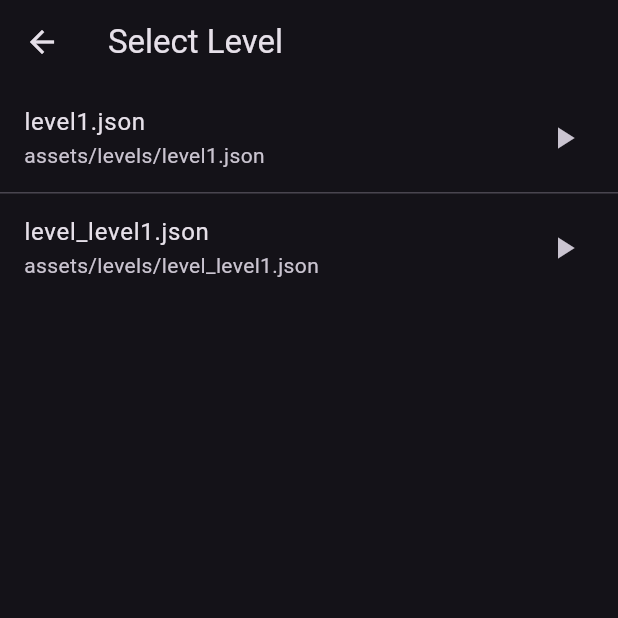
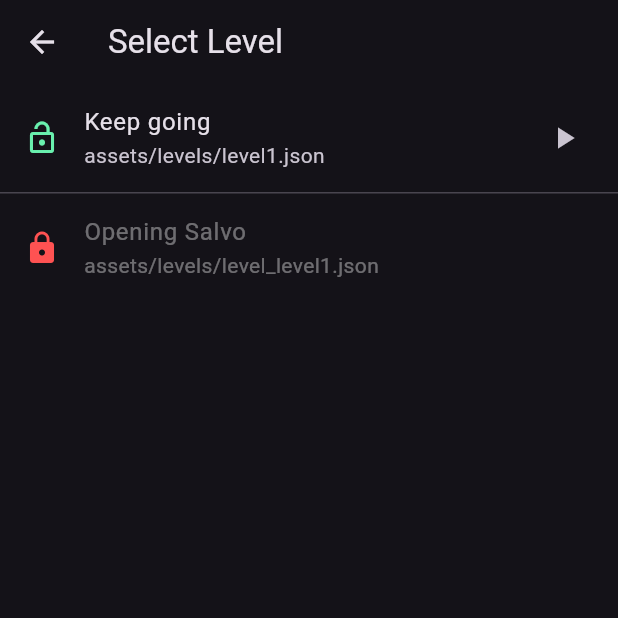
Before and after one commit to e-rook/Retaliation, a Flutter app: the screen it shows after launch, after a tap on "Levels", on a phone screen of 412 x 824 dp, the top half of it. Run offline on Flutter 3.47's test engine with Material 3 defaults, Android fonts, the phone set to English and light mode, and no system bars; our stand-ins replace share_plus, shared_preferences.

Commit message:
Levels progression: add 'name' to level JSON, ordered levels file (assets/levels/levels.json), level picker shows order with lock state, unlock next level on win, persist progress with shared_preferences. Bootstrap from ordered list.

```diff
--- a/assets/levels/level1.json
+++ b/assets/levels/level1.json
@@ -1,6 +1,6 @@
 {
   "id": "level1",
-  "title": "Opening Salvo",
+  "title": "Keep going",
   "description": "You command the aliens. Tap an alien to fire. The ship fights back and will try to dodge. Destroy the ship before time runs out.",
   "winMessage": "Ship destroyed. Well done!",
   "loseMessage": "Time's up! The ship survived.",
--- /dev/null
+++ b/assets/levels/levels.json
@@ -0,0 +1,6 @@
+{
+  "levels": [
+    "assets/levels/level1.json",
+    "assets/levels/level_level1.json"
+  ]
+}
--- a/lib/designer/level_select_page.dart
+++ b/lib/designer/level_select_page.dart
@@ -1,6 +1,8 @@
-import 'dart:convert';
 import 'package:flutter/material.dart';
-import 'package:flutter/services.dart';
+import 'package:shared_preferences/shared_preferences.dart';
+
+import '../game/level_list.dart';
+import '../game/level.dart';
 
 class LevelSelectPage extends StatefulWidget {
   const LevelSelectPage({super.key});
@@ -10,7 +12,8 @@ class LevelSelectPage extends StatefulWidget {
 }
 
 class _LevelSelectPageState extends State<LevelSelectPage> {
-  late Future<List<String>> _levelsFuture;
+  late Future<List<_Entry>> _levelsFuture;
+  int _unlocked = 1;
 
   @override
   void initState() {
@@ -18,27 +21,37 @@ class _LevelSelectPageState extends State<LevelSelectPage> {
     _levelsFuture = _loadLevels();
   }
 
-  Future<List<String>> _loadLevels() async {
-    final manifestStr = await rootBundle.loadString('AssetManifest.json');
-    final manifest = json.decode(manifestStr) as Map<String, dynamic>;
-    final levels = manifest.keys
-        .where((k) => k.startsWith('assets/levels/') && k.toLowerCase().endsWith('.json'))
-        .toList()
-      ..sort();
-    return levels;
+  Future<List<_Entry>> _loadLevels() async {
+    // Load ordered list
+    final order = await LevelList.loadFromAsset('assets/levels/levels.json');
+    // Prefs for unlocks
+    final prefs = await SharedPreferences.getInstance();
+    _unlocked = prefs.getInt('unlocked_count') ?? 1;
+    if (_unlocked < 1) _unlocked = 1;
+    final entries = <_Entry>[];
+    for (int i = 0; i < order.levels.length; i++) {
+      final path = order.levels[i];
+      try {
+        final lvl = await LevelConfig.loadFromAsset(path);
+        entries.add(_Entry(path: path, index: i, name: lvl.title));
+      } catch (_) {
+        entries.add(_Entry(path: path, index: i, name: path.split('/').last));
+      }
+    }
+    return entries;
   }
 
   @override
   Widget build(BuildContext context) {
     return Scaffold(
       appBar: AppBar(title: const Text('Select Level')),
-      body: FutureBuilder<List<String>>(
+      body: FutureBuilder<List<_Entry>>(
         future: _levelsFuture,
         builder: (context, snap) {
           if (snap.connectionState != ConnectionState.done) {
             return const Center(child: CircularProgressIndicator());
           }
-          final items = snap.data ?? const [];
+          final items = snap.data ?? const <_Entry>[];
           if (items.isEmpty) {
             return const Center(child: Text('No level files found in assets/levels/.'));
           }
@@ -46,12 +59,15 @@ class _LevelSelectPageState extends State<LevelSelectPage> {
             itemCount: items.length,
             separatorBuilder: (context, index) => const Divider(height: 1),
             itemBuilder: (context, index) {
-              final path = items[index];
+              final e = items[index];
+              final locked = index >= _unlocked;
               return ListTile(
-                title: Text(path.split('/').last),
-                subtitle: Text(path),
-                trailing: const Icon(Icons.play_arrow),
-                onTap: () => Navigator.pop(context, path),
+                title: Text(e.name),
+                subtitle: Text(e.path),
+                leading: Icon(locked ? Icons.lock : Icons.lock_open, color: locked ? Colors.redAccent : Colors.greenAccent),
+                trailing: locked ? null : const Icon(Icons.play_arrow),
+                enabled: !locked,
+                onTap: locked ? null : () => Navigator.pop(context, e.path),
               );
             },
           );
@@ -60,3 +76,10 @@ class _LevelSelectPageState extends State<LevelSelectPage> {
     );
   }
 }
+
+class _Entry {
+  final String path;
+  final int index;
+  final String name;
+  _Entry({required this.path, required this.index, required this.name});
+}
--- a/lib/game/level.dart
+++ b/lib/game/level.dart
@@ -205,7 +205,7 @@ ConditionKind _parseCondition(String s) {
 
 class LevelConfig {
   final String id;
-  final String title;
+  final String title; // display name (from JSON 'name' or 'title')
   final String description;
   final String winMessage;
   final String loseMessage;
@@ -234,7 +234,7 @@ class LevelConfig {
 
   factory LevelConfig.fromJson(Map<String, dynamic> j) => LevelConfig(
         id: (j['id'] ?? 'level').toString(),
-        title: (j['title'] ?? '').toString(),
+        title: ((j['name'] ?? j['title']) ?? '').toString(),
         description: (j['description'] ?? '').toString(),
         winMessage: (j['winMessage'] ?? 'You win!').toString(),
         loseMessage: (j['loseMessage'] ?? 'You lose!').toString(),
@@ -249,7 +249,7 @@ class LevelConfig {
 
   Map<String, dynamic> toJson() => {
         'id': id,
-        'title': title,
+        'name': title,
         'description': description,
         'winMessage': winMessage,
         'loseMessage': loseMessage,
--- /dev/null
+++ b/lib/game/level_list.dart
@@ -0,0 +1,17 @@
+import 'dart:convert';
+import 'package:flutter/services.dart' show rootBundle;
+
+class LevelList {
+  final List<String> levels; // asset paths in play order
+  const LevelList(this.levels);
+
+  static Future<LevelList> loadFromAsset(String path) async {
+    final raw = await rootBundle.loadString(path);
+    final map = json.decode(raw) as Map<String, dynamic>;
+    final list = ((map['levels'] as List?) ?? const [])
+        .map((e) => e.toString())
+        .where((e) => e.isNotEmpty)
+        .toList();
+    return LevelList(list);
+  }
+}
--- a/lib/main.dart
+++ b/lib/main.dart
@@ -4,9 +4,11 @@ import 'game/objects.dart';
 import 'game/projectile.dart';
 import 'game/level.dart';
 import 'game/level_validator.dart';
+import 'game/level_list.dart';
 import 'util/log.dart';
 import 'designer/designer_page.dart';
 import 'designer/level_select_page.dart';
+import 'package:shared_preferences/shared_preferences.dart';
 import 'dart:math';
 
 void main() {
@@ -49,6 +51,9 @@ class _GamePageState extends State<GamePage> with SingleTickerProviderStateMixin
   final Random _rng = Random();
   double? _nextPlayerShotAt;
   LevelConfig? _level;
+  LevelList? _order;
+  String? _currentLevelPath;
+  // current level path tracked in _currentLevelPath; order in _order
   String? _lastLayoutLevelId;
   // Ship AI runtime
   double? _shipTargetX;
@@ -74,28 +79,7 @@ class _GamePageState extends State<GamePage> with SingleTickerProviderStateMixin
     super.initState();
     logv('Game', 'initState');
     _ticker = createTicker(_onTick)..start();
-    // Load default level
-    LevelConfig.loadFromAsset('assets/levels/level1.json').then((lvl) {
-      if (!mounted) return;
-      final validation = validateLevel(lvl);
-      if (!validation.isValid) {
-        setState(() {
-          _loadError = 'Level validation failed:\n- ${validation.errors.join('\n- ')}';
-        });
-      } else {
-        setState(() {
-          _level = lvl;
-        });
-      }
-      logv('Game', 'Level ready: ${lvl.id}');
-    }).catchError((e, st) {
-      // Surface load errors to the UI to avoid a confusing blank screen
-      if (!mounted) return;
-      setState(() {
-        _loadError = 'Failed to load level: $e';
-      });
-      logv('Game', 'Level load error: $e');
-    });
+    _bootstrap();
   }
 
   @override
@@ -221,6 +205,34 @@ class _GamePageState extends State<GamePage> with SingleTickerProviderStateMixin
     }
   }
 
+  Future<void> _bootstrap() async {
+    try {
+      final order = await LevelList.loadFromAsset('assets/levels/levels.json');
+      final prefs = await SharedPreferences.getInstance();
+      final unlocked = (prefs.getInt('unlocked_count') ?? 1).clamp(1, order.levels.length);
+      _order = order;
+      _currentLevelPath = order.levels.isNotEmpty ? order.levels[0] : 'assets/levels/level1.json';
+      final lvl = await LevelConfig.loadFromAsset(_currentLevelPath!);
+      final validation = validateLevel(lvl);
+      if (!mounted) return;
+      if (!validation.isValid) {
+        setState(() {
+          _loadError = 'Level validation failed:\n- ${validation.errors.join('\n- ')}';
+        });
+      } else {
+        setState(() {
+          _level = lvl;
+        });
+      }
+      logv('Game', 'Level ready: ${lvl.id}; unlocked=$unlocked');
+    } catch (e) {
+      if (!mounted) return;
+      setState(() {
+        _loadError = 'Failed to load levels: $e';
+      });
+    }
+  }
+
   Future<void> _openDesigner() async {
     final lvl = _level;
     if (lvl == null) return;
@@ -273,6 +285,7 @@ class _GamePageState extends State<GamePage> with SingleTickerProviderStateMixin
           _projectiles.clear();
           _player = null;
           _lastLayoutLevelId = null;
+          _currentLevelPath = selected;
         });
       } catch (e) {
         if (!mounted) return;
@@ -419,9 +432,25 @@ class _GamePageState extends State<GamePage> with SingleTickerProviderStateMixin
       }
     }
     if (win) {
-      _won = true;
+      if (!_won) {
+        _won = true;
+        _unlockNextLevel();
+      }
     } else if (lose) {
       _lost = true;
+    }
+  }
+
+  Future<void> _unlockNextLevel() async {
+    if (_order == null || _currentLevelPath == null) return;
+    final idx = _order!.levels.indexOf(_currentLevelPath!);
+    if (idx < 0) return;
+    final prefs = await SharedPreferences.getInstance();
+    final current = prefs.getInt('unlocked_count') ?? 1;
+    final want = (idx + 2).clamp(1, _order!.levels.length);
+    if (want > current) {
+      await prefs.setInt('unlocked_count', want);
+      logv('Progress', 'Unlocked levels: $want');
     }
   }
 
--- a/pubspec.yaml
+++ b/pubspec.yaml
@@ -34,6 +34,7 @@ dependencies:
   # The following adds the Cupertino Icons font to your application.
   # Use with the CupertinoIcons class for iOS style icons.
   cupertino_icons: ^1.0.8
+  shared_preferences: ^2.2.3
   share_plus: ^7.2.1
   path_provider: ^2.1.4
 
```
Also changed, not shown: pubspec.lock.
